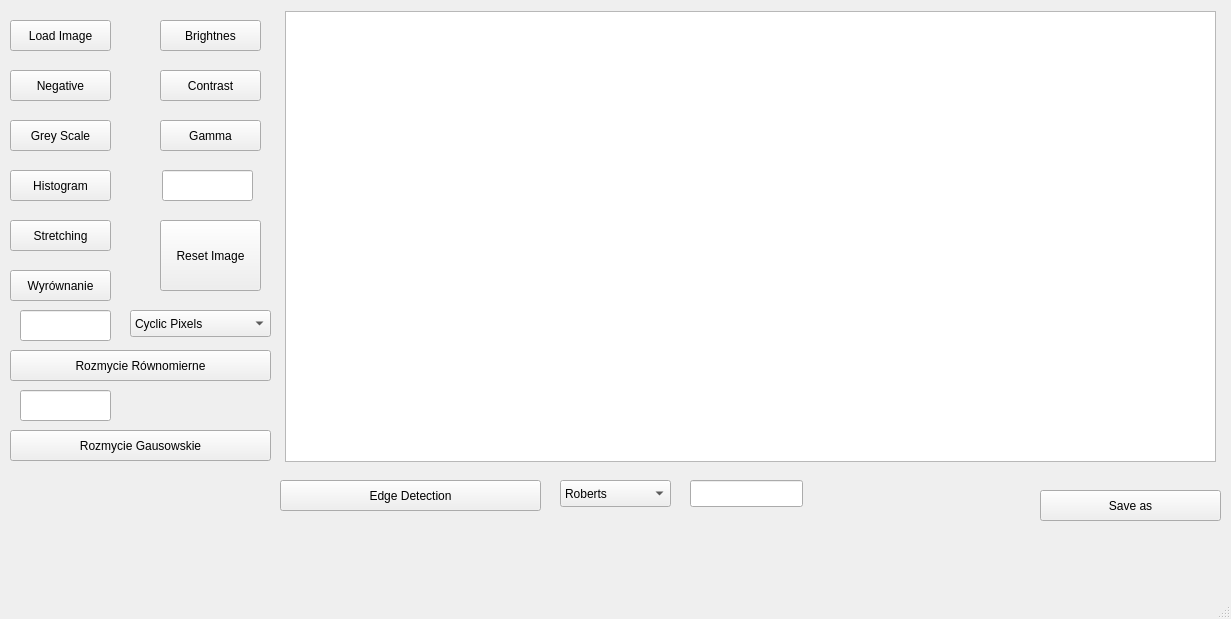
Before: the Qt Designer form mainwindowqt.ui in rozman123/MyImageProccesingApp, drawn with Qt 5.
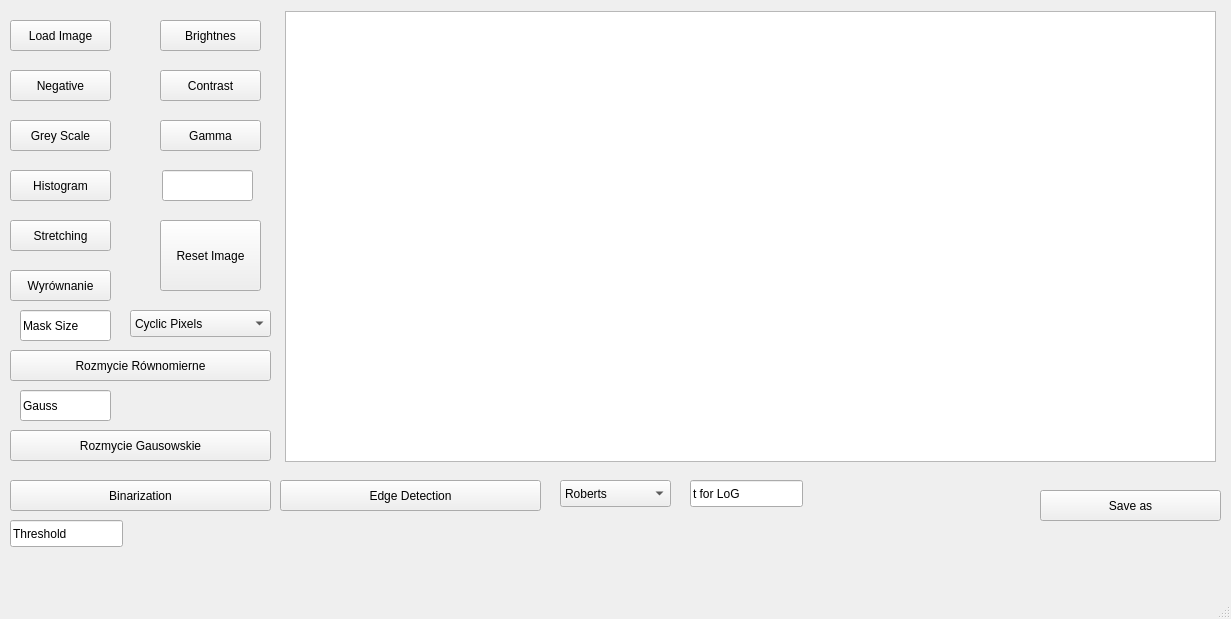
After: the same form once the commit is applied.

Commit message: Added manual binarization

```diff
--- a/mainwindowqt.ui
+++ b/mainwindowqt.ui
@@ -173,6 +173,9 @@
       <height>31</height>
      </rect>
     </property>
+    <property name="text">
+     <string>Mask Size</string>
+    </property>
    </widget>
    <widget class="QPushButton" name="rozmycieGausowskie">
     <property name="geometry">
@@ -197,7 +200,7 @@
      </rect>
     </property>
     <property name="text">
-     <string/>
+     <string>Gauss</string>
     </property>
    </widget>
    <widget class="QPushButton" name="Save_as">
@@ -307,6 +310,35 @@
       <width>113</width>
       <height>27</height>
      </rect>
+    </property>
+    <property name="text">
+     <string>t for LoG</string>
+    </property>
+   </widget>
+   <widget class="QPushButton" name="binarization">
+    <property name="geometry">
+     <rect>
+      <x>10</x>
+      <y>480</y>
+      <width>261</width>
+      <height>31</height>
+     </rect>
+    </property>
+    <property name="text">
+     <string>Binarization</string>
+    </property>
+   </widget>
+   <widget class="QLineEdit" name="threshold">
+    <property name="geometry">
+     <rect>
+      <x>10</x>
+      <y>520</y>
+      <width>113</width>
+      <height>27</height>
+     </rect>
+    </property>
+    <property name="text">
+     <string>Threshold</string>
     </property>
    </widget>
   </widget>
```
The commit also changes 8 other files.
